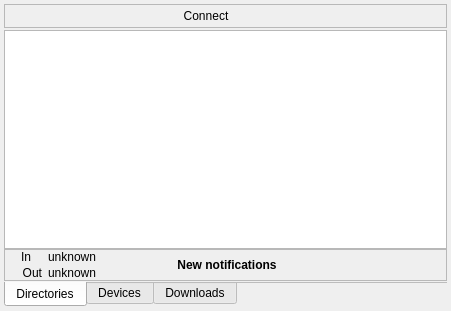
Old version of the form sources/qst/syncviewwidget.ui in the repository sieren/QSyncthingTray.
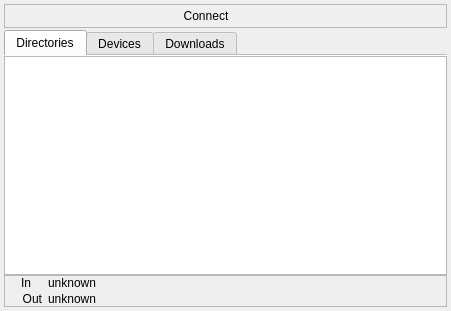
New version of the form. Icons and pictures are not drawn.

Patch:
```diff
--- a/sources/qst/syncviewwidget.ui
+++ b/sources/qst/syncviewwidget.ui
@@ -128,7 +128,7 @@
    <item>
     <widget class="QTabWidget" name="tabWidget">
      <property name="tabPosition">
-      <enum>QTabWidget::South</enum>
+      <enum>QTabWidget::North</enum>
      </property>
      <property name="currentIndex">
       <number>0</number>
@@ -287,63 +287,7 @@
            </layout>
           </item>
           <item>
-           <widget class="QPushButton" name="notificationsPushButton">
-            <property name="sizePolicy">
-             <sizepolicy hsizetype="Maximum" vsizetype="Preferred">
-              <horstretch>0</horstretch>
-              <verstretch>0</verstretch>
-             </sizepolicy>
-            </property>
-            <property name="font">
-             <font>
-              <weight>75</weight>
-              <bold>true</bold>
-             </font>
-            </property>
-            <property name="toolTip">
-             <string>Click to show &lt;i&gt;new&lt;/i&gt; notifications&lt;br&gt;
-For &lt;i&gt;all&lt;/i&gt; notifications, checkout the log</string>
-            </property>
-            <property name="text">
-             <string>New notifications</string>
-            </property>
-            <property name="flat">
-             <bool>true</bool>
-            </property>
-           </widget>
-          </item>
-          <item>
-           <layout class="QHBoxLayout" name="horizontalLayout_2">
-            <item>
-             <spacer name="connectionHorizontalSpacer">
-              <property name="orientation">
-               <enum>Qt::Horizontal</enum>
-              </property>
-              <property name="sizeType">
-               <enum>QSizePolicy::Expanding</enum>
-              </property>
-              <property name="sizeHint" stdset="0">
-               <size>
-                <width>0</width>
-                <height>20</height>
-               </size>
-              </property>
-             </spacer>
-            </item>
-            <item>
-             <widget class="QPushButton" name="connectionsPushButton">
-              <property name="sizePolicy">
-               <sizepolicy hsizetype="Maximum" vsizetype="Preferred">
-                <horstretch>0</horstretch>
-                <verstretch>0</verstretch>
-               </sizepolicy>
-              </property>
-              <property name="flat">
-               <bool>true</bool>
-              </property>
-             </widget>
-            </item>
-           </layout>
+           <layout class="QHBoxLayout" name="horizontalLayout_2"/>
           </item>
          </layout>
         </widget>
```
Left out of the diff: 9 changed lines with no effect on the pictures.
